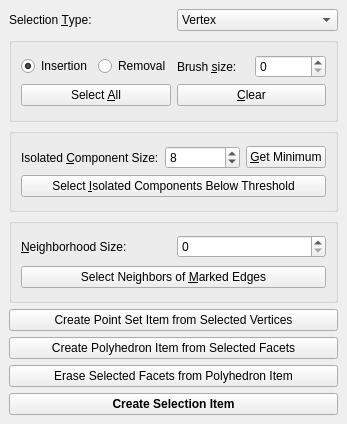
Above: Polyhedron/demo/Polyhedron/Selection_widget.ui from CGAL/cgal before the change. Below: the same form after it.
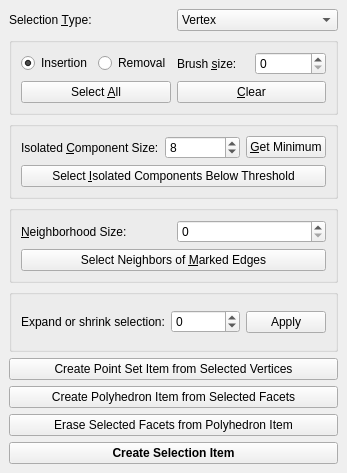
That is the form after the change.

Commit message: expand shrink functionality added

What changed in the file:
```diff
--- a/Polyhedron/demo/Polyhedron/Selection_widget.ui
+++ b/Polyhedron/demo/Polyhedron/Selection_widget.ui
@@ -6,8 +6,8 @@
    <rect>
     <x>0</x>
     <y>0</y>
-    <width>334</width>
-    <height>424</height>
+    <width>327</width>
+    <height>473</height>
    </rect>
   </property>
   <property name="windowTitle">
@@ -213,6 +213,39 @@
       </layout>
      </widget>
     </item>
+    <item>
+     <widget class="QGroupBox" name="groupBox_4">
+      <property name="title">
+       <string/>
+      </property>
+      <layout class="QHBoxLayout" name="horizontalLayout_8">
+       <item>
+        <widget class="QLabel" name="label_5">
+         <property name="text">
+          <string>Expand or shrink selection:</string>
+         </property>
+        </widget>
+       </item>
+       <item>
+        <widget class="QSpinBox" name="Expand_shrink_spin_box">
+         <property name="minimum">
+          <number>-50</number>
+         </property>
+         <property name="maximum">
+          <number>50</number>
+         </property>
+        </widget>
+       </item>
+       <item>
+        <widget class="QPushButton" name="Expand_shrink_button">
+         <property name="text">
+          <string>Apply</string>
+         </property>
+        </widget>
+       </item>
+      </layout>
+     </widget>
+    </item>
     <item>
      <widget class="QPushButton" name="Create_point_set_item_button">
       <property name="text">
```
The commit also changes 2 other files.
